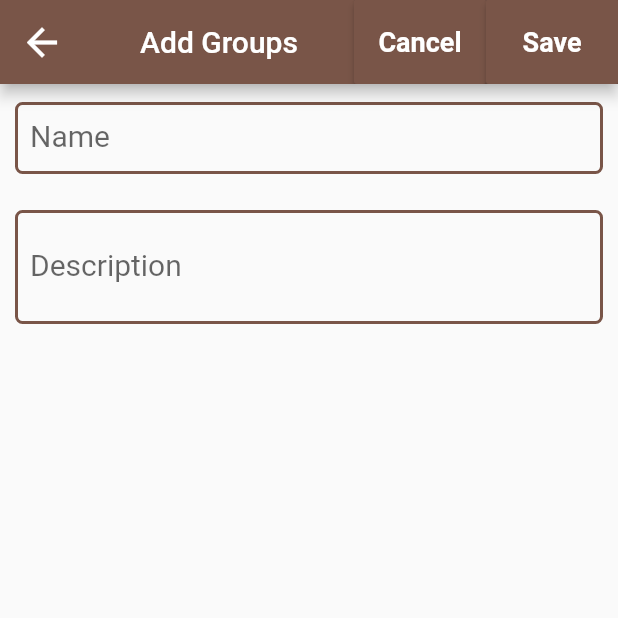
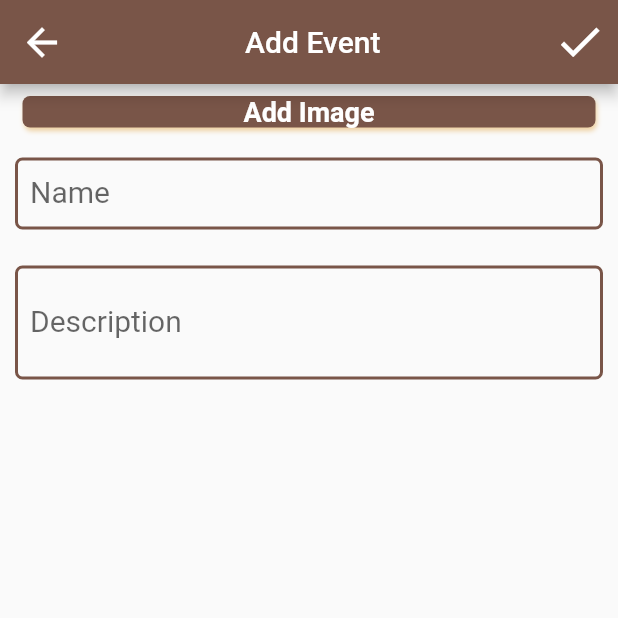
Before and after one commit to Mansukinini/COKG, a Flutter app: the GroupDetail screen opened by its route, on a phone screen of 412 x 824 dp, the top half of it. Run offline on Flutter 3.47's test engine with Material 2 defaults, Android fonts, the phone set to English and light mode, and no system bars; our stand-ins replace audioplayers, cloud_firestore, datetime_picker_formfield, file_picker, firebase_auth, firebase_core and 4 more; accounts and stored records are empty.

Commit message:
Finalize Edit and delete on Event and starts workin on the Group page

```diff
--- a/lib/src/areas/screens/group/group-detail.dart
+++ b/lib/src/areas/screens/group/group-detail.dart
@@ -1,51 +1,116 @@
-import 'package:cokg/src/app.dart';
+import 'package:cokg/src/areas/models/group.dart';
 import 'package:cokg/src/areas/services/providers/groupProvider.dart';
+import 'package:cokg/src/resources/widgets/button.dart';
 import 'package:cokg/src/resources/widgets/textfield.dart';
+import 'package:cokg/src/styles/base.dart';
 import 'package:flutter/material.dart';
 import 'package:provider/provider.dart';
+import '../../../config.dart';
 
-class GroupDetail extends StatelessWidget {
+class GroupDetail extends StatefulWidget {
+    final String id;
+  GroupDetail({this.id});
+  @override
+  _GroupDetailState createState() => _GroupDetailState();
+}
+
+class _GroupDetailState extends State<GroupDetail> {
+  bool isEdit = false;
   @override
   Widget build(BuildContext context) {
     var groupProvider = Provider.of<GroupProvider>(context);
 
+    if (widget.id != null) {
+     return _editEvent(context, groupProvider);
+    } else {
+      return _addEvent(context, groupProvider);
+    }
+  }
+
+  FutureBuilder _editEvent(BuildContext context, GroupProvider groupProvider) {
+
+    return FutureBuilder<Group>(
+      future: groupProvider.getGroupById(widget.id),
+      builder: (context, group) {
+
+      if (!group.hasData && widget.id != null)
+        return Center(child: CircularProgressIndicator());
+
+      return  _scafford(context, groupProvider, group);
+    });
+  }
+
+  StreamBuilder _addEvent(BuildContext context, GroupProvider groupProvider) {
+     isEdit = true;
+    return StreamBuilder<Group>(
+      stream: groupProvider.getGroup,
+      builder: (context, group) => _scafford(context, groupProvider, group),
+    );
+  }
+
+  Scaffold _scafford(BuildContext context, GroupProvider groupProvider, AsyncSnapshot<Group> group) {
+    var action = group.data != null ? (isEdit) ? "Edit Event" : "" : "Add Event";
+
+    // _setEvent(eventProvider, event.data, widget.id);
+
     return Scaffold(
       appBar: AppBar(
-            leading: IconButton(
-              icon: Icon(Icons.arrow_back), iconSize: 30.0, color: Colors.white,
-              onPressed: () => Navigator.pop(context),
+        leading: IconButton(icon: Icon(Icons.arrow_back), iconSize: 30.0, color: Colors.white, onPressed: () => Navigator.pop(context)),
+        title: Center(child: Text(action)),
+        actions: <Widget>[
+          (isEdit) ? IconButton(icon: Icon(Icons.check), iconSize: 35.0, color: Colors.white, onPressed: () => groupProvider.saveGroup()) : Container(),
+          !(isEdit) ? popupMenuButton(context) : Container(),
+        ]
+      ),
+      body: _pageBody(context, groupProvider, group.data),
+    );
+  }
+
+  PopupMenuButton popupMenuButton(BuildContext context) {
+    return PopupMenuButton<String>(
+      itemBuilder: (context) {
+        return Config.menuList.map((e) => PopupMenuItem<String>(value: e, child: Text(e),)).toList();
+      },
+      onSelected: _itemSelected,
+    );
+  }
+
+  void _itemSelected(String item) {
+    var groupProvider = Provider.of<GroupProvider>(context, listen: false);
+    if (item == Config.edit) {
+      setState(() => isEdit = true);
+    } else
+    if(item == Config.delete) {
+      groupProvider.deleteGroup(widget.id).then((value) => Navigator.pop(context));
+    }
+  }
+
+  Widget _pageBody(BuildContext context, GroupProvider groupProvider, Group group) {
+
+    return ListView(children: <Widget>[
+        StreamBuilder<String>(
+          stream: groupProvider.getImageUrl,
+          builder: (context, snapshot) {
+
+            if (!snapshot.hasData || snapshot.data == "") {
+              return AppButton(labelText: 'Add Image',
+                onPressed: () => groupProvider.pickImage(),
+              );
+            }
+
+            return Column(
+              children: <Widget>[
+                Padding(padding: BaseStyles.listPadding,
+                child: Image.network(snapshot.data),
                 ),
 
-          title: Center(child: Text("Add Groups")),
-          actions: <Widget>[
-            // ignore: deprecated_member_use
-            RaisedButton(
-              child: Text('Cancel', style: TextStyle(fontSize: 18.0, color: Colors.white, fontWeight: FontWeight.bold)),
-              color: Theme.of(context).accentColor,
-              onPressed: () => Navigator.of(context).pop()
-            ),
-
-            // ignore: deprecated_member_use
-            RaisedButton(
-              child: Text('Save', style: TextStyle(fontSize: 18.0, color: Colors.white, fontWeight: FontWeight.bold)),
-              color: Theme.of(context).accentColor,
-              onPressed: () {
-                groupProvider.save().then((value) => Navigator.of(context).pop());
-              }
-            )
-          ]),
-          body: _pageBody(context),
+                (isEdit) ? AppButton(labelText: 'Change Image',
+                  onPressed: () => groupProvider.pickImage(),
+                ) : Container()
+              ],
             );
           }
-  Widget _pageBody(BuildContext context) {
-    return ListView(
-      children: <Widget>[
-            Column(
-              children: <Widget>[
-
-
-            ]),
-
+        ),
         StreamBuilder<String>(
           stream: null,
           builder: (context, snapshot) {
@@ -53,6 +118,7 @@ class GroupDetail extends StatelessWidget {
             return AppTextField(
               labelText: 'Name',
               onChanged: groupProvider.setName,
+               readOnly: !isEdit
             );
           }
         ),
@@ -65,6 +131,7 @@ class GroupDetail extends StatelessWidget {
               labelText: 'Description',
               onChanged: groupProvider.setDescription,
               maxLines: 2,
+              readOnly: !isEdit,
             );
           }
         )
--- a/lib/src/areas/services/providers/groupProvider.dart
+++ b/lib/src/areas/services/providers/groupProvider.dart
@@ -1,12 +1,14 @@
+import 'dart:io';
+
 import 'package:cokg/src/areas/models/group.dart';
 import 'package:cokg/src/areas/services/data/database.dart';
 import 'package:cokg/src/areas/services/data/firebase-storage.dart';
+import 'package:image_picker/image_picker.dart';
 import 'package:rxdart/rxdart.dart';
 import 'package:rxdart/subjects.dart';
 import 'package:uuid/uuid.dart';
 
 class GroupProvider {
-  final databaseService = DatabaseService();
   final storageService = FirebaseStorageService();
   var uuid = Uuid();
 
@@ -17,6 +19,8 @@ class GroupProvider {
   final _startDateTime = BehaviorSubject<DateTime>();
   final _endDateTime = BehaviorSubject<DateTime>();
 
+  final _group = BehaviorSubject<Group>();
+
   //Gettes
   Stream<String> get getId => _id.stream;
   Stream<String> get getName => _name.stream;
@@ -24,6 +28,7 @@ class GroupProvider {
   Stream<String> get getImageUrl => _imageUrl.stream;
   Stream<DateTime> get getStartDateTime => _startDateTime.stream;
   Stream<DateTime> get getEndDateTime => _endDateTime.stream;
+  Stream<Group> get getGroup => _group.stream;
 
   //Settes
   Function(String) get setId => _id.sink.add;
@@ -33,9 +38,33 @@ class GroupProvider {
   Function(DateTime) get setStartDateTime => _startDateTime.sink.add;
   Function(DateTime) get setEndDateTime => _endDateTime.sink.add;
 
-  Future save() async {
+  Future<Group> getGroupById(String id) {
+    return DatabaseService.getGroupById(id);
+  }
+
+  Future pickImage() async {
+    //Get image from Device
+    PickedFile image = await ImagePicker().getImage(source: ImageSource.gallery);
+
+    //Upload to Firebase
+    if (image != null) {
+      var imageUrlDb = await FirebaseStorageService.uploadEventImage(File(image.path), uuid.v4());
+      if (imageUrlDb != null) {
+        setImageUrl(imageUrlDb);
+        // _isUploaded.sink.add(true);
+      }
+    } else {
+      print('No path Received');
+    }
+  }
+
+  Future saveGroup() async {
     var group = Group(id: uuid.v4(), name: _name.value, description: _description.value);
     print(group.toMap());
+  }
+
+  Future<void> deleteGroup(String id) {
+    return DatabaseService.deleteGroup(id);
   }
 
   dispose() {
@@ -45,5 +74,7 @@ class GroupProvider {
     _imageUrl.close();
     _startDateTime.close();
     _endDateTime.close();
+
+    _group.close();
   }
 }
--- a/lib/src/resources/widgets/textfield.dart
+++ b/lib/src/resources/widgets/textfield.dart
@@ -10,6 +10,7 @@ class AppTextField extends StatefulWidget {
   final String initialText;
   final bool obscureText;
   final int maxLines;
+  final bool readOnly;
   final void Function(String) onChanged;
 
   AppTextField({
@@ -21,7 +22,8 @@ class AppTextField extends StatefulWidget {
     this.obscureText = false,
     this.maxLines = 1,
     this.onChanged,
-    this.errorText
+    this.errorText,
+    this.readOnly = false
   });
 
   @override
@@ -63,6 +65,7 @@ class _AppTextFieldState extends State<AppTextField> {
         style: TextFieldStyles.text,
         obscureText: widget.obscureText,
         controller: _controller,
+        readOnly: widget.readOnly,
       ),
     );
   }
```
Also changed, not shown: lib/src/areas/screens/event/event-detail.dart (+14 -22 lines), lib/src/areas/services/data/database.dart (+17 -0 lines), lib/src/resources/widgets/dateTimePicker.dart (+5 -2 lines). Lines whose indentation alone changed are shown as unchanged.
